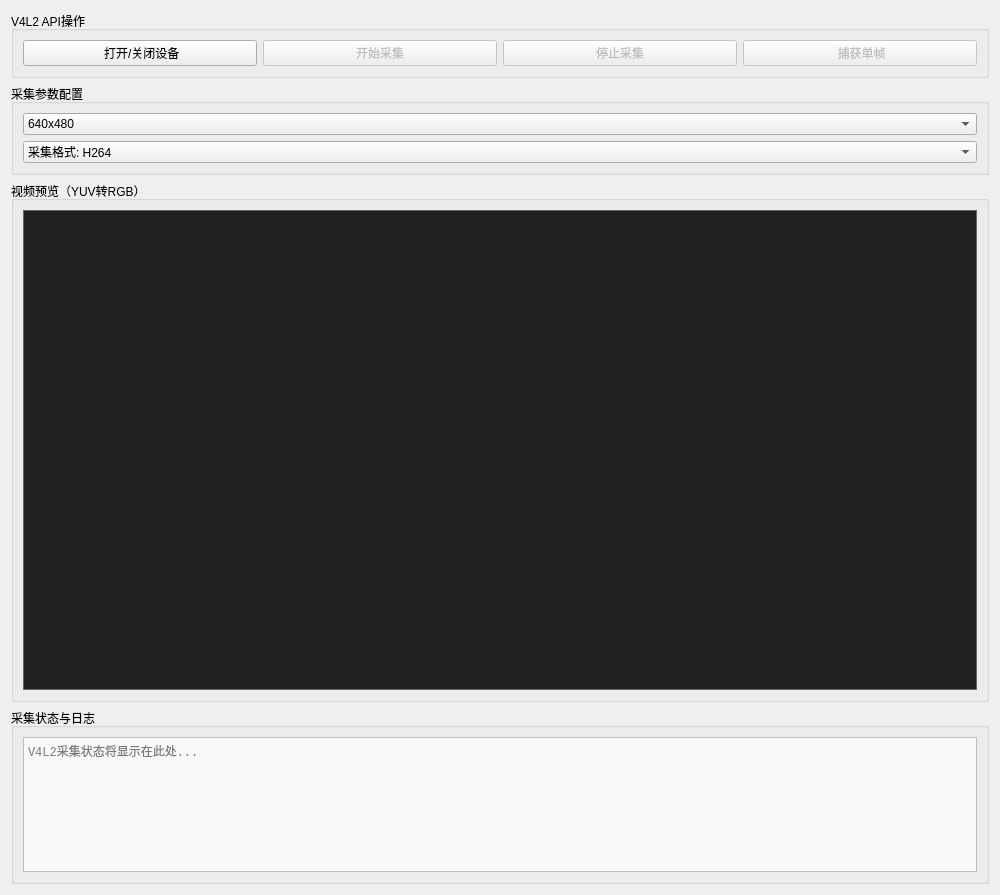
Above: v4l2capturewidget.ui from Lainwk/AV-Pipeline-Explorer before the change. Below: the same form after it.
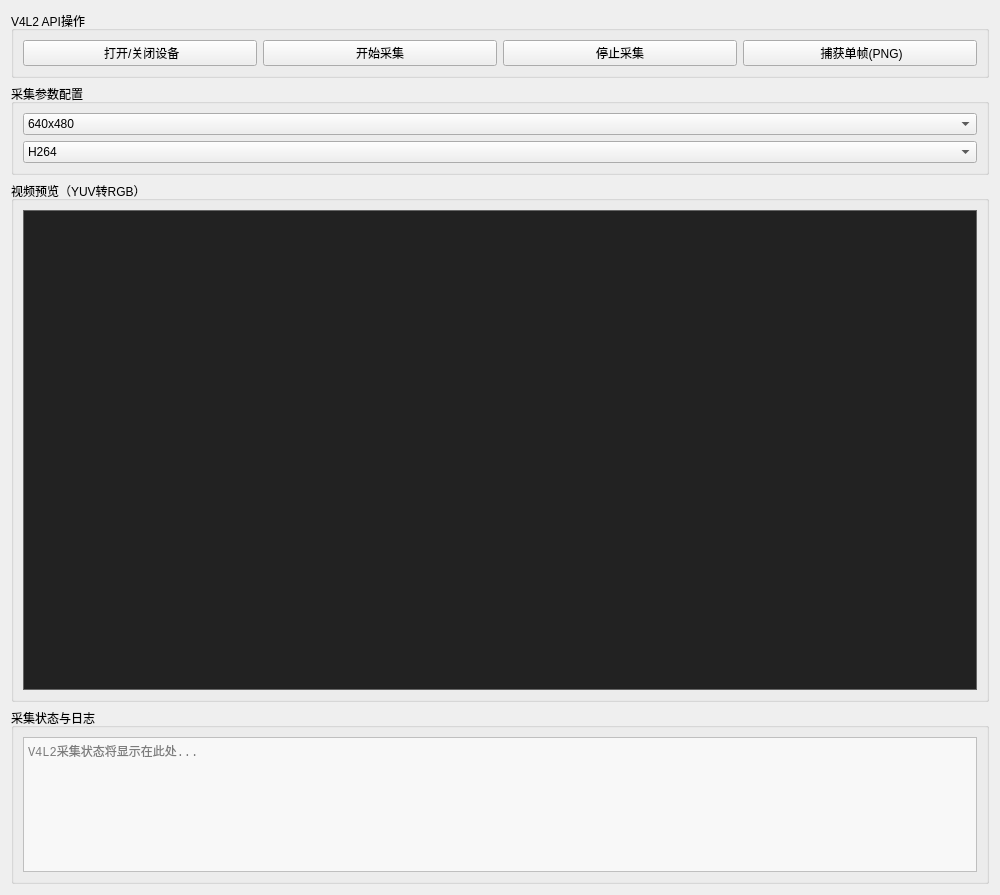
That is the form after the change.

What changed in the file:
```diff
--- a/v4l2capturewidget.ui
+++ b/v4l2capturewidget.ui
@@ -30,17 +30,20 @@
       <item>
        <widget class="QPushButton" name="pushButton_start_capture">
         <property name="enabled">
-         <bool>false</bool>
+         <bool>true</bool>
         </property>
         <property name="text">
          <string>开始采集</string>
         </property>
+        <property name="checkable">
+         <bool>false</bool>
+        </property>
        </widget>
       </item>
       <item>
        <widget class="QPushButton" name="pushButton_stop_capture">
         <property name="enabled">
-         <bool>false</bool>
+         <bool>true</bool>
         </property>
         <property name="text">
          <string>停止采集</string>
@@ -50,10 +53,10 @@
       <item>
        <widget class="QPushButton" name="pushButton_capture_frame">
         <property name="enabled">
-         <bool>false</bool>
+         <bool>true</bool>
         </property>
         <property name="text">
-         <string> 捕获单帧</string>
+         <string> 捕获单帧(PNG)</string>
         </property>
        </widget>
       </item>
@@ -92,13 +95,10 @@
        </widget>
       </item>
       <item row="1" column="0">
-       <widget class="QComboBox" name="comboBoxRecordFormat">
-        <property name="currentIndex">
-         <number>0</number>
-        </property>
+       <widget class="QComboBox" name="comboBox_record_format">
         <item>
          <property name="text">
-          <string>采集格式: H264</string>
+          <string>H264</string>
          </property>
         </item>
         <item>
```
Left out of the diff: 2 changed lines with no effect on the pictures.
